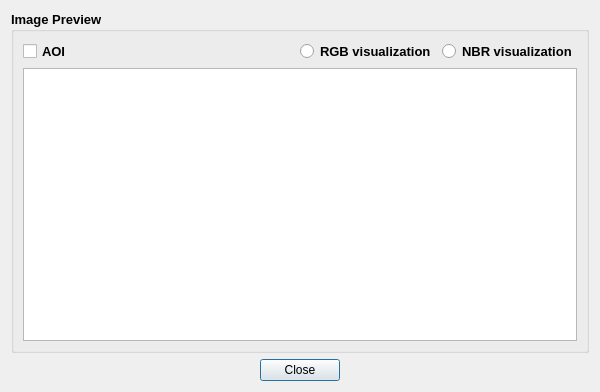
Before: the Qt Designer form preview_fetchimages.ui in silviamacchi/bad_COPIA, drawn with Qt 5.
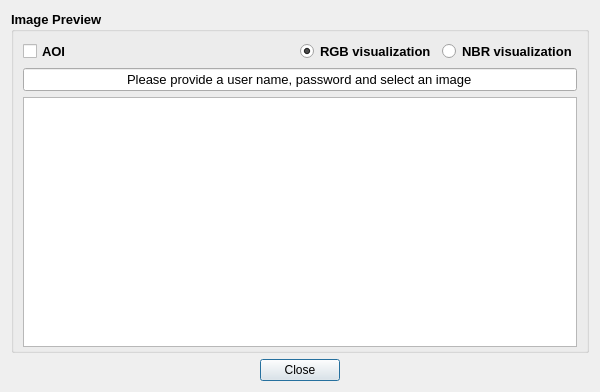
After: the same form once the commit is applied.

Commit message: PreviewFetchImages connected

```diff
--- a/preview_fetchimages.ui
+++ b/preview_fetchimages.ui
@@ -108,6 +108,16 @@
       <bool>false</bool>
      </property>
      <layout class="QGridLayout" name="gridLayout_2">
+      <item row="2" column="0">
+       <widget class="QGraphicsView" name="graphicsView">
+        <property name="minimumSize">
+         <size>
+          <width>550</width>
+          <height>250</height>
+         </size>
+        </property>
+       </widget>
+      </item>
       <item row="0" column="0">
        <layout class="QHBoxLayout" name="horizontalLayout_6">
         <item>
@@ -135,6 +145,9 @@
           <property name="text">
            <string>RGB visualization</string>
           </property>
+          <property name="checked">
+           <bool>true</bool>
+          </property>
          </widget>
         </item>
         <item>
@@ -147,12 +160,56 @@
        </layout>
       </item>
       <item row="1" column="0">
-       <widget class="QGraphicsView" name="graphicsView">
-        <property name="minimumSize">
-         <size>
-          <width>550</width>
-          <height>250</height>
-         </size>
+       <widget class="QLineEdit" name="lineEdit">
+        <property name="palette">
+         <palette>
+          <active>
+           <colorrole role="WindowText">
+            <brush brushstyle="SolidPattern">
+             <color alpha="255">
+              <red>255</red>
+              <green>0</green>
+              <blue>0</blue>
+             </color>
+            </brush>
+           </colorrole>
+          </active>
+          <inactive>
+           <colorrole role="WindowText">
+            <brush brushstyle="SolidPattern">
+             <color alpha="255">
+              <red>255</red>
+              <green>0</green>
+              <blue>0</blue>
+             </color>
+            </brush>
+           </colorrole>
+          </inactive>
+          <disabled>
+           <colorrole role="WindowText">
+            <brush brushstyle="SolidPattern">
+             <color alpha="255">
+              <red>120</red>
+              <green>120</green>
+              <blue>120</blue>
+             </color>
+            </brush>
+           </colorrole>
+          </disabled>
+         </palette>
+        </property>
+        <property name="font">
+         <font>
+          <pointsize>10</pointsize>
+          <weight>50</weight>
+          <bold>false</bold>
+         </font>
+        </property>
+        <property name="text">
+         <string>Please provide a user name, password and select an image</string>
+        </property>
+        <property name="alignment">
+         <set>Qt::AlignCenter</set>
         </property>
        </widget>
       </item>
```
The commit also changes 2 other files.
